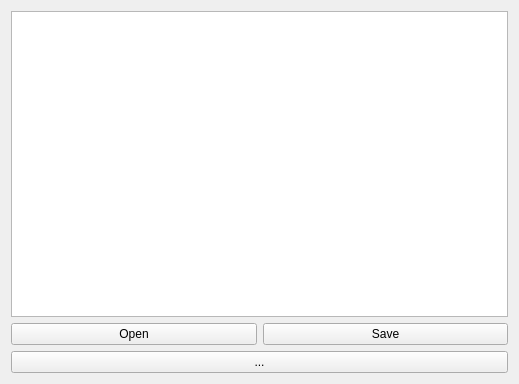
This is lab10/mainwindow.ui in containedx/Object-Oriented-C- as Qt 5 draws it before an edit. The edited form follows.
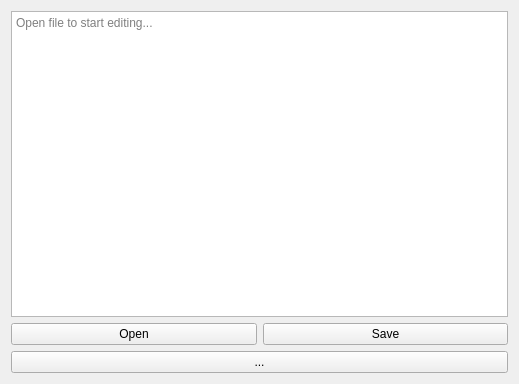
This is the edited form.

What changed in the file:
```diff
--- a/lab10/mainwindow.ui
+++ b/lab10/mainwindow.ui
@@ -26,6 +26,9 @@
 &lt;/style&gt;&lt;/head&gt;&lt;body style=&quot; font-family:'Ubuntu'; font-size:11pt; font-weight:400; font-style:normal;&quot;&gt;
 &lt;p style=&quot;-qt-paragraph-type:empty; margin-top:0px; margin-bottom:0px; margin-left:0px; margin-right:0px; -qt-block-indent:0; text-indent:0px;&quot;&gt;&lt;br /&gt;&lt;/p&gt;&lt;/body&gt;&lt;/html&gt;</string>
         </property>
+        <property name="placeholderText">
+         <string>Open file to start editing...</string>
+        </property>
        </widget>
       </item>
       <item>
```
